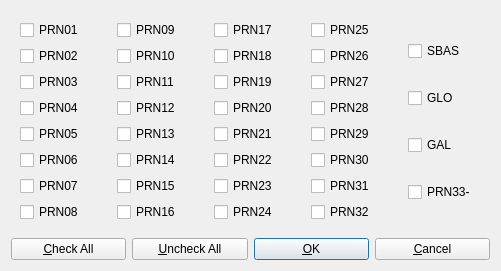
Qt form app/rtkplot_qt/satdlg.ui (tomojitakasu/RTKLIB) before a commit.
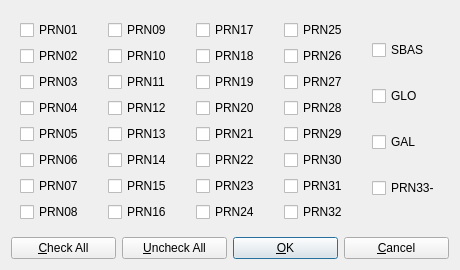
The same form after that commit.

Diff of the .ui file:
```diff
--- a/app/rtkplot_qt/satdlg.ui
+++ b/app/rtkplot_qt/satdlg.ui
@@ -6,8 +6,8 @@
    <rect>
     <x>0</x>
     <y>0</y>
-    <width>501</width>
-    <height>271</height>
+    <width>460</width>
+    <height>266</height>
    </rect>
   </property>
   <property name="windowTitle">
```
